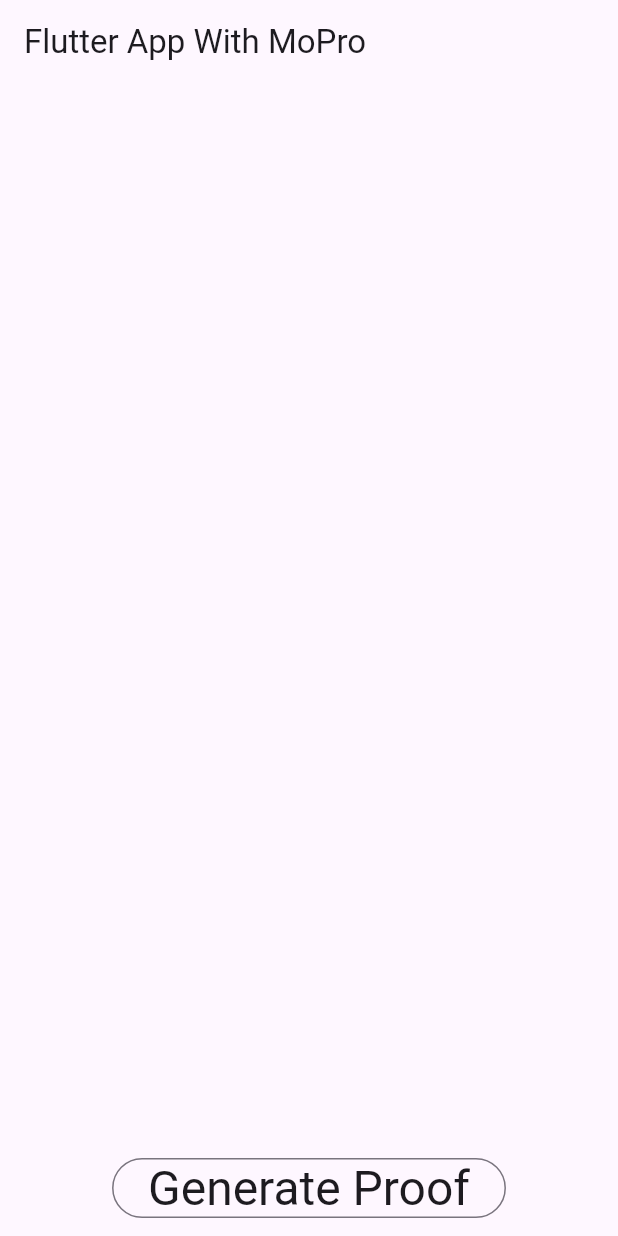
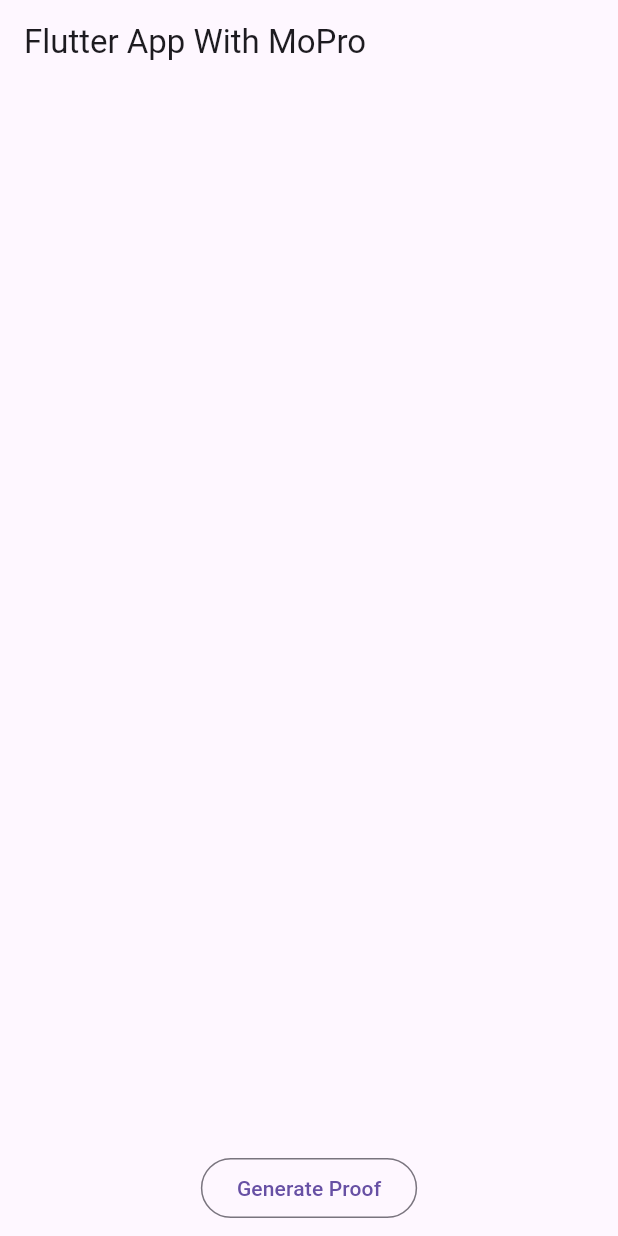
Before and after one commit to zkmopro/flutter-plugin, a Flutter app: the screen it shows after launch, on a phone screen of 412 x 824 dp. Run offline on Flutter 3.47's test engine with Material 3 defaults, Android fonts, the phone set to English and light mode, and no system bars; our stand-ins replace plugin_platform_interface.

```diff
--- a/example/lib/main.dart
+++ b/example/lib/main.dart
@@ -107,9 +107,8 @@ class _MyAppState extends State<MyApp> {
                           _error = error;
                         });
                       },
-                      child: Text(
+                      child: const Text(
                         "Generate Proof",
-                        style: Theme.of(context).textTheme.headlineLarge,
                       )),
                 ),
               ],
```
Also changed, not shown: 6 other files.
